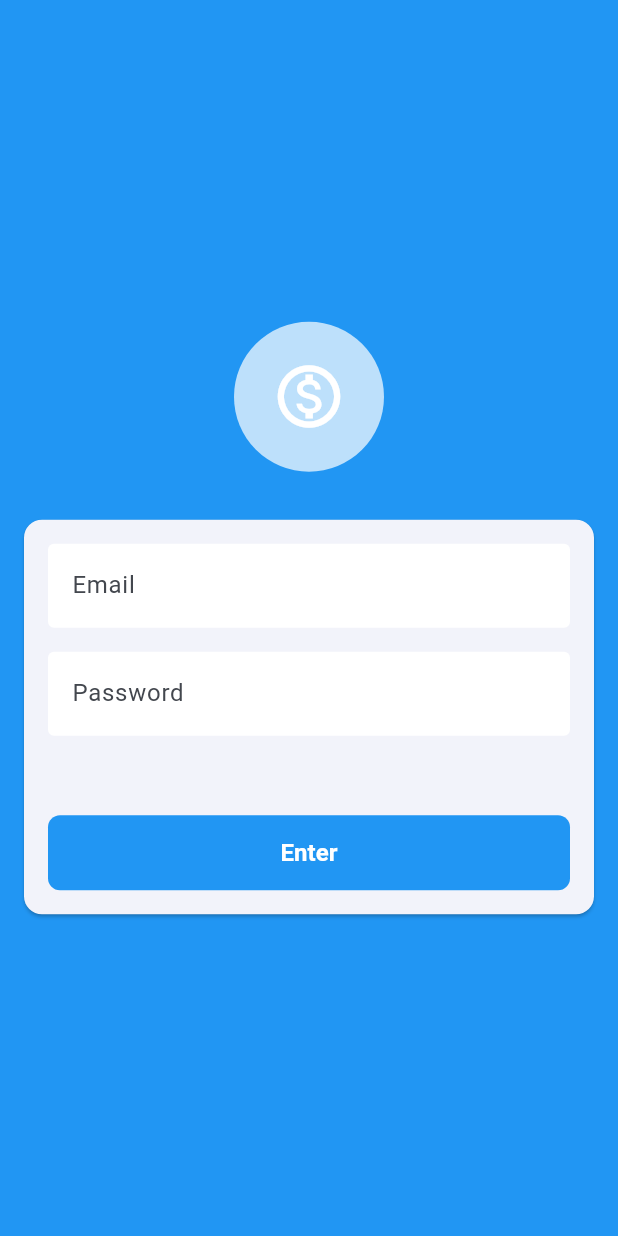
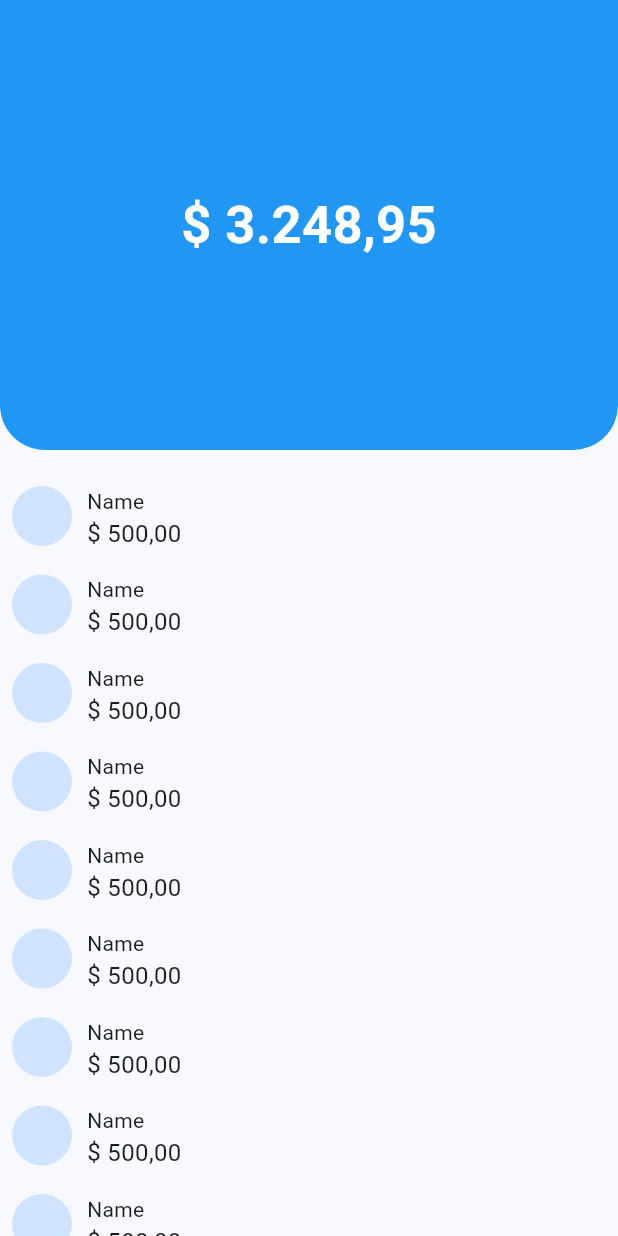
Before and after one commit to mik255/flutter_wallet_manager_Clean_Arch, a Flutter app: the screen it shows after launch, on a phone screen of 412 x 824 dp. Run offline on Flutter 3.47's test engine with Material 2 defaults, Android fonts, the phone set to English and light mode, and no system bars; our stand-ins replace shared_preferences.

Commit message:
home page

```diff
--- a/lib/main.dart
+++ b/lib/main.dart
@@ -1,5 +1,6 @@
 import 'package:flutter/material.dart';
 import 'package:wallet_manager/shared/main_stances.dart';
+import 'package:wallet_manager/view/home/home_page.dart';
 import 'package:wallet_manager/view/login/login_page.dart';
 
 void main() async{
@@ -23,7 +24,7 @@ class MyApp extends StatelessWidget {
             seedColor: Colors.blue),
         useMaterial3: true,
       ),
-      home:  LoginPage(),
+      home:  HomePage(),
     );
   }
 }
--- /dev/null
+++ b/lib/view/designer_system/text_styles.dart
@@ -0,0 +1,16 @@
+import 'package:flutter/material.dart';
+
+class CustomTextStyles {
+  TextStyle get title => const TextStyle(
+        fontSize: 35,
+        fontWeight: FontWeight.bold,
+      );
+  TextStyle get smallTitle => const TextStyle(
+    fontSize: 16,
+    fontWeight: FontWeight.bold,
+  );
+  TextStyle get smallSubtitle=> const TextStyle(
+    fontSize: 14,
+    fontWeight: FontWeight.bold,
+  );
+}
--- /dev/null
+++ b/lib/view/home/home_page.dart
@@ -0,0 +1,66 @@
+import 'package:flutter/material.dart';
+
+import '../designer_system/text_styles.dart';
+
+class HomePage extends StatelessWidget {
+  const HomePage({super.key});
+
+  @override
+  Widget build(BuildContext context) {
+    return Scaffold(
+      body: SingleChildScrollView(
+        child: Column(
+          children: [
+            Container(
+                decoration: const BoxDecoration(
+                  color: Colors.blue,
+                  borderRadius: BorderRadius.only(
+                    bottomLeft: Radius.circular(30),
+                    bottomRight: Radius.circular(30),
+                  ),
+                ),
+                height: 300,
+                child: Center(
+                  child: Text(
+                    '\$ 3.248,95',
+                    style: CustomTextStyles().title.copyWith(
+                          color: Colors.white,
+                        ),
+                  ),
+                )),
+            Padding(
+              padding: const EdgeInsets.symmetric(horizontal: 8.0, vertical: 16),
+              child: Column(
+                children: [
+                  ...List.generate(
+                      10,
+                          (index) =>  Padding(
+                        padding: const EdgeInsets.symmetric(vertical: 8.0),
+                        child: Row(
+                          mainAxisAlignment: MainAxisAlignment.start,
+                          crossAxisAlignment: CrossAxisAlignment.start,
+                          children: [
+                            const CircleAvatar(),
+                            const SizedBox(width: 10),
+                            Column(
+                              mainAxisAlignment: MainAxisAlignment.start,
+                              crossAxisAlignment: CrossAxisAlignment.start,
+                              mainAxisSize: MainAxisSize.min,
+                              children: [
+                                Text('Name',style: CustomTextStyles().smallSubtitle.copyWith(fontWeight: FontWeight.normal),),
+                                Text('\$ 500,00',style: CustomTextStyles().smallTitle.copyWith(fontWeight: FontWeight.normal)),
+                              ],
+                            )
+                          ],
+                        ),
+                      ))
+                ],
+              ),
+            )
+
+          ],
+        ),
+      ),
+    );
+  }
+}
```
